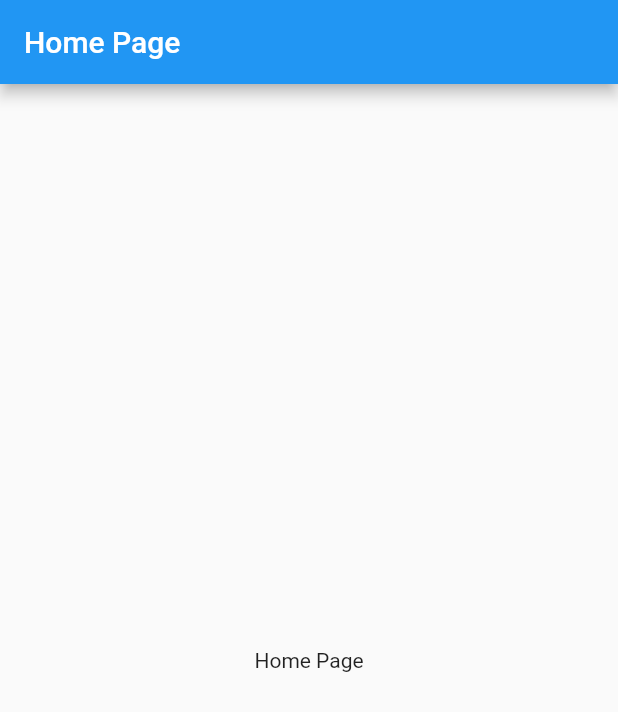
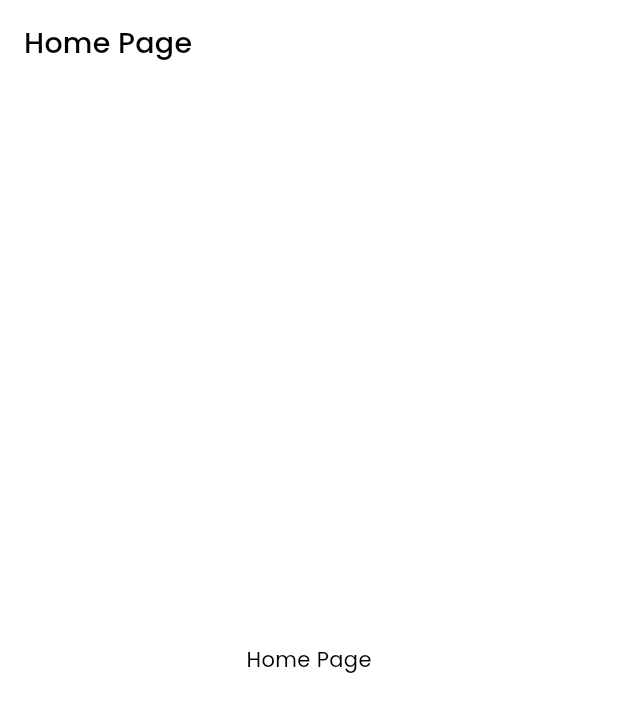
Before and after one commit to b201lab/b201_app_remake, a Flutter app: the screen it shows after launch, on a phone screen of 412 x 824 dp. Shown: the top 712 px of the screen. Run offline on Flutter 3.47's test engine with Material 2 defaults, Android fonts, the light colour scheme and no system bars; our stand-ins replace get, google_fonts.

Commit message:
feat: App Theme 🚀

```diff
--- /dev/null
+++ b/lib/app/core/themes/app_theme.dart
@@ -0,0 +1,21 @@
+import 'package:b201_app/app/core/themes/color_theme.dart';
+import 'package:b201_app/app/core/themes/text_theme.dart';
+import 'package:flutter/material.dart';
+
+class AppTheme {
+  static ThemeData lightTheme = ThemeData.light().copyWith(
+    backgroundColor: ColorTheme.whiteColor,
+    scaffoldBackgroundColor: ColorTheme.whiteColor,
+    primaryColor: ColorTheme.redColor,
+    textTheme: AppText.textTheme,
+    colorScheme: const ColorScheme.light(
+      primary: ColorTheme.redColor,
+      secondary: ColorTheme.redColor,
+    ),
+    appBarTheme: const AppBarTheme(
+      elevation: 0,
+      color: ColorTheme.whiteColor,
+      foregroundColor: ColorTheme.blackColor,
+    ),
+  );
+}
--- a/lib/app/core/themes/text_theme.dart
+++ b/lib/app/core/themes/text_theme.dart
@@ -1,39 +1,75 @@
 import 'package:flutter/material.dart';
 import 'package:google_fonts/google_fonts.dart';
 
-TextTheme textTheme = TextTheme(
+class AppText {
+  static TextTheme textTheme = GoogleFonts.poppinsTextTheme()
+      .copyWith(
         headline1: GoogleFonts.poppins(
-    fontSize: 32,
-    fontWeight: FontWeight.w700,
+          fontSize: 92,
+          fontWeight: FontWeight.w300,
+          letterSpacing: -1.5,
         ),
         headline2: GoogleFonts.poppins(
-    fontSize: 24,
-    fontWeight: FontWeight.w700,
+          fontSize: 57,
+          fontWeight: FontWeight.w300,
+          letterSpacing: -0.5,
+        ),
+        headline3: GoogleFonts.poppins(
+          fontSize: 46,
+          fontWeight: FontWeight.w400,
+        ),
+        headline4: GoogleFonts.poppins(
+          fontSize: 32,
+          fontWeight: FontWeight.w400,
+          letterSpacing: 0.25,
+        ),
+        headline5: GoogleFonts.poppins(
+          fontSize: 23,
+          fontWeight: FontWeight.w400,
+        ),
+        headline6: GoogleFonts.poppins(
+          fontSize: 19,
+          fontWeight: FontWeight.w500,
+          letterSpacing: 0.15,
         ),
         subtitle1: GoogleFonts.poppins(
-    fontSize: 18,
-    fontWeight: FontWeight.w600,
+          fontSize: 15,
+          fontWeight: FontWeight.w400,
+          letterSpacing: 0.15,
         ),
         subtitle2: GoogleFonts.poppins(
-    fontSize: 16,
+          fontSize: 13,
           fontWeight: FontWeight.w500,
+          letterSpacing: 0.1,
         ),
         bodyText1: GoogleFonts.poppins(
-    fontSize: 14,
-    fontWeight: FontWeight.w600,
+          fontSize: 16,
+          fontWeight: FontWeight.w400,
+          letterSpacing: 0.5,
         ),
         bodyText2: GoogleFonts.poppins(
           fontSize: 14,
           fontWeight: FontWeight.w400,
+          letterSpacing: 0.25,
         ),
         button: GoogleFonts.poppins(
-    fontSize: 20,
+          fontSize: 14,
           fontWeight: FontWeight.w500,
+          letterSpacing: 1.25,
         ),
         caption: GoogleFonts.poppins(
           fontSize: 12,
           fontWeight: FontWeight.w400,
+          letterSpacing: 0.4,
         ),
-).apply(
+        overline: GoogleFonts.poppins(
+          fontSize: 10,
+          fontWeight: FontWeight.w400,
+          letterSpacing: 1.5,
+        ),
+      )
+      .apply(
         bodyColor: Colors.black,
+        displayColor: Colors.black,
       );
+}
--- a/lib/presentation/app.dart
+++ b/lib/presentation/app.dart
@@ -1,4 +1,5 @@
 import 'package:b201_app/app/core/app_routes.dart';
+import 'package:b201_app/app/core/themes/app_theme.dart';
 import 'package:flutter/material.dart';
 import 'package:get/get.dart';
 
@@ -9,9 +10,8 @@ class App extends StatelessWidget {
   Widget build(BuildContext context) {
     return GetMaterialApp(
       title: 'B201 App',
-      theme: ThemeData(
-        primarySwatch: Colors.blue,
-      ),
+      themeMode: ThemeMode.light,
+      theme: AppTheme.lightTheme,
       getPages: AppPages.routes,
       initialRoute: AppRoutes.home,
     );
```
Lines whose indentation alone changed are shown as unchanged.
